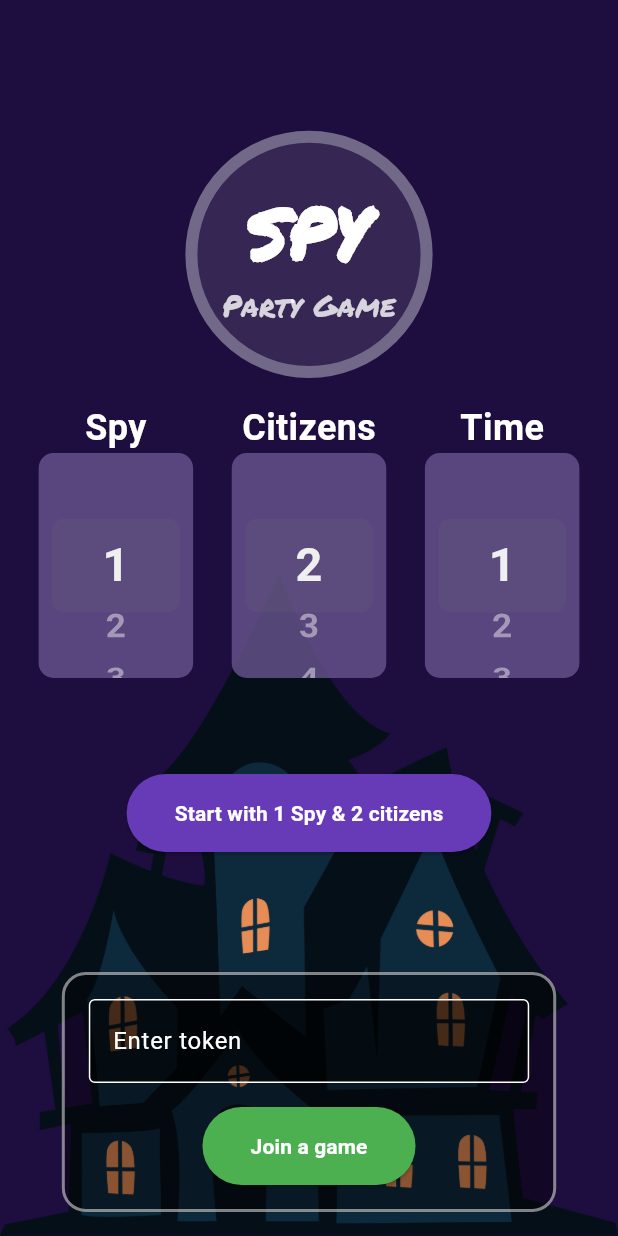
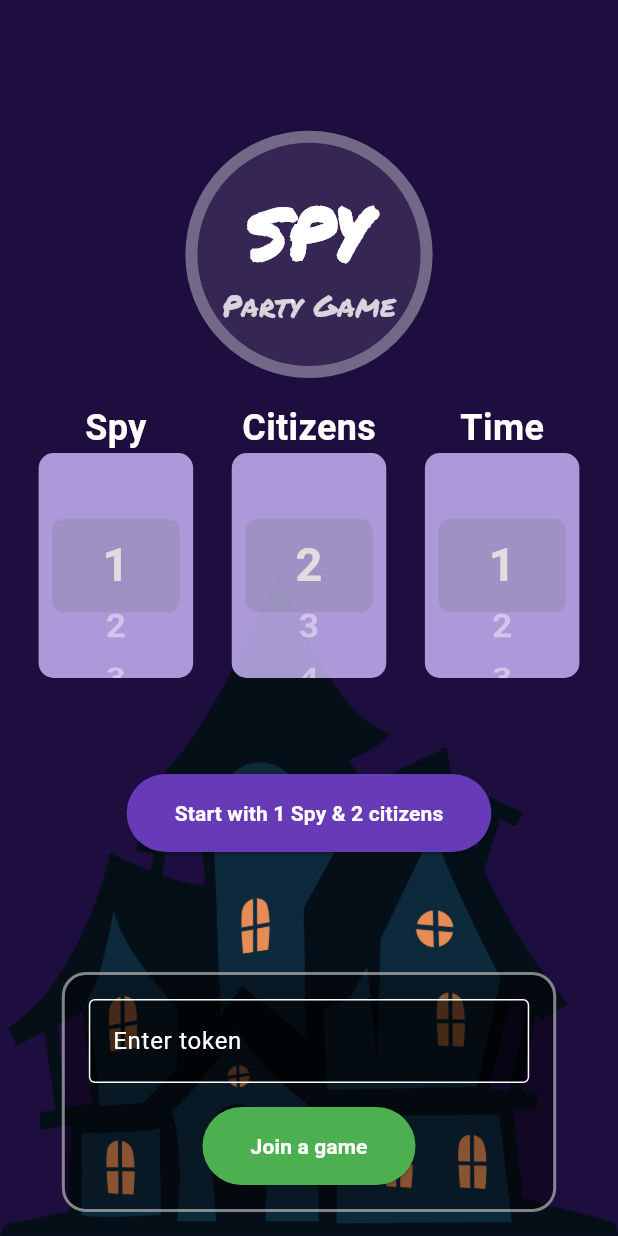
Before and after one commit to miladdiaz/spy_game, a Flutter app: the screen it shows after launch, on a phone screen of 412 x 824 dp. Run offline on Flutter 3.47's test engine with Material 3 defaults, Android fonts, the light colour scheme and no system bars; our stand-ins replace flutter_riverpod, socket_io_client.

Commit message:
set dark mode as default

```diff
--- a/lib/main.dart
+++ b/lib/main.dart
@@ -13,10 +13,10 @@ class MyApp extends StatelessWidget {
   @override
   Widget build(BuildContext context) {
     return MaterialApp(
+      darkTheme: ThemeData.dark(),
       debugShowCheckedModeBanner: false,
-      title: 'Flutter Demo',
-      theme: ThemeData(
-        colorScheme: ColorScheme.fromSeed(seedColor: Colors.deepPurple),
+      title: 'Spy Game',
+      theme: ThemeData.dark(
         useMaterial3: true,
       ),
       routes: {
--- a/lib/widgets/player_widget.dart
+++ b/lib/widgets/player_widget.dart
@@ -27,16 +27,13 @@ class PlayerWidget extends ConsumerWidget {
                 color: isActive ? Colors.white : Colors.white.withOpacity(0.5),
                 borderRadius: BorderRadius.circular(20),
               ),
-              child: const Icon(Icons.person),
+              child: const Icon(Icons.person, color: Colors.black),
             ),
             Positioned(
               bottom: 0,
               child: Container(
                 width: 24,
                 height: 24,
-
-                // alignment: Alignment.center,
-                // padding: const EdgeInsets.all(2),
                 decoration: BoxDecoration(
                   color: Colors.black,
                   borderRadius: BorderRadius.circular(16),
@@ -69,7 +66,6 @@ class PlayerWidget extends ConsumerWidget {
                   index > game.currentPlayerIndex
                       ? Icons.visibility_off
                       : Icons.visibility,
-                  color: Colors.white,
                   size: 20,
                 ),
               ),
```
